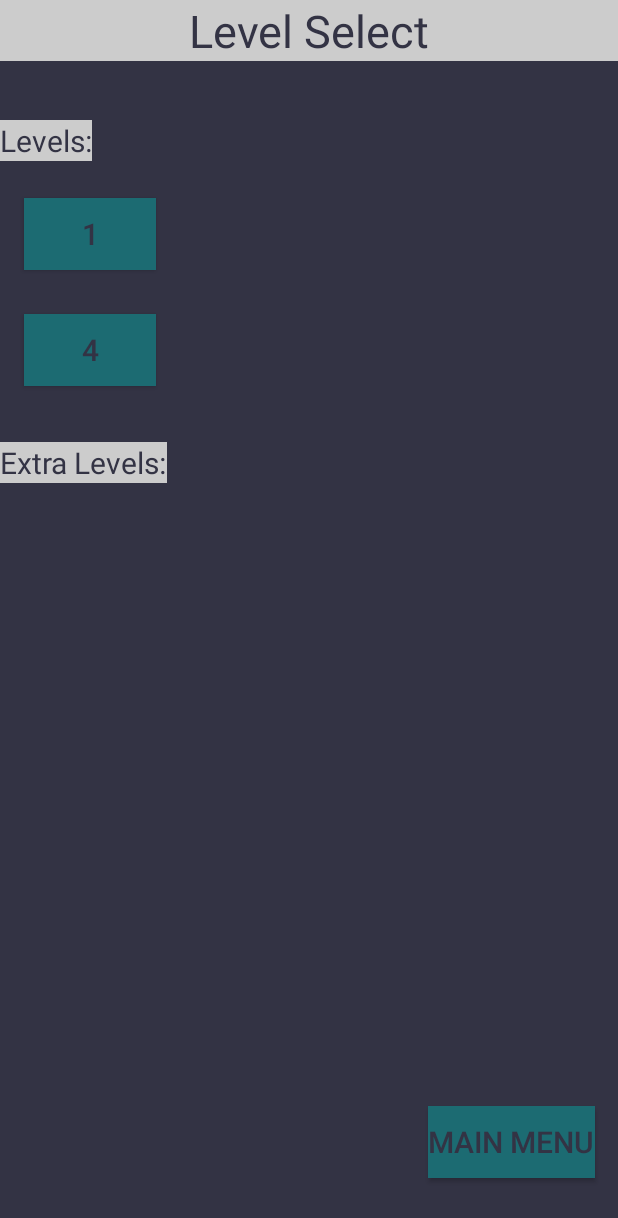
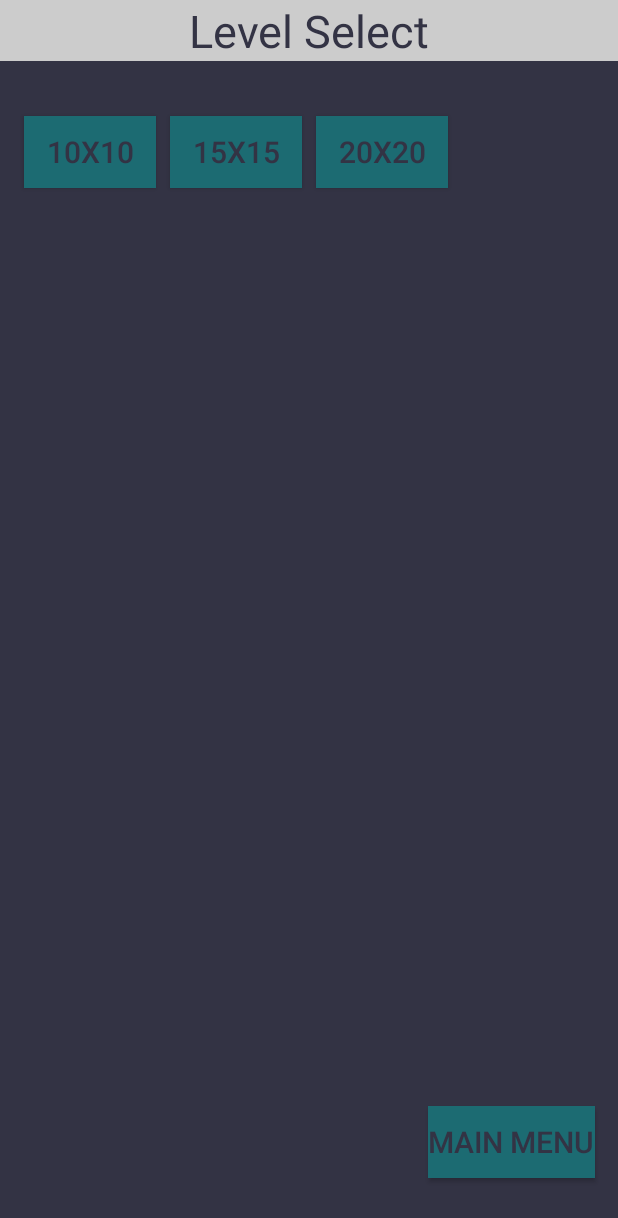
Before and after one commit to uppercasePhi/Snake-Project, an Android app: the LevelSelect screen opened directly, with no data from a screen before it, on a phone screen of 412 x 824 dp. Shown: the top 1218 px of the screen. Run offline under Robolectric (Android 15) with nearby library versions, the phone set to English and light mode, and no system bars.

Commit message:
levels select

```diff
--- a/app/src/main/java/com/snakeproject/LevelSelect.kt
+++ b/app/src/main/java/com/snakeproject/LevelSelect.kt
@@ -11,7 +11,17 @@ class LevelSelect : AppCompatActivity() {
         super.onCreate(savedInstanceState)
         setContentView(R.layout.activity_level_select)
 
-        start_button.setOnClickListener {
+        start_button_10.setOnClickListener {
+            val intent = Intent(this, GameActivity::class.java)
+            startActivity(intent)
+        }
+
+        start_button_15.setOnClickListener {
+            val intent = Intent(this, GameActivity::class.java)
+            startActivity(intent)
+        }
+
+        start_button_20.setOnClickListener {
             val intent = Intent(this, GameActivity::class.java)
             startActivity(intent)
         }
--- a/app/src/main/java/com/snakeproject/MainActivity.kt
+++ b/app/src/main/java/com/snakeproject/MainActivity.kt
@@ -26,6 +26,9 @@ class MainActivity : AppCompatActivity() {
             startActivity(intent)
         }
 
-
+        records_button.setOnClickListener {
+            val intent = Intent(this, LeaderBoard::class.java)
+            startActivity(intent)
+        }
     }
 }
--- a/app/src/main/res/layout/activity_level_select.xml
+++ b/app/src/main/res/layout/activity_level_select.xml
@@ -24,65 +24,50 @@
           app:layout_constraintTop_toTopOf="parent"
           app:layout_constraintVertical_bias="0"/>
 
-    <TextView android:layout_width="wrap_content"
-              android:layout_height="wrap_content"
-              android:background= "@color/colorThree"
-              android:textColor="@color/colorOne"
-              android:textSize="20sp"
-              android:text="@string/levels"
-
-              app:layout_constraintBottom_toBottomOf="parent"
-              app:layout_constraintLeft_toLeftOf="parent"
-              app:layout_constraintRight_toRightOf="parent"
-              app:layout_constraintTop_toTopOf="parent"
-              app:layout_constraintHorizontal_bias="0"
-              app:layout_constraintVertical_bias="0.1"/>
-
-
-    <!--> временно, надо заменить на ListView<-->
     <Button android:layout_width="wrap_content"
             android:layout_height="wrap_content"
             android:background= "@color/colorTwo"
             android:textColor="@color/colorOne"
             android:textSize="20sp"
-            android:id="@+id/start_button"
-            android:text="1"
+            android:id="@+id/start_button_10"
+            android:text="10x10"
 
             app:layout_constraintBottom_toBottomOf="parent"
             app:layout_constraintLeft_toLeftOf="parent"
             app:layout_constraintRight_toRightOf="parent"
             app:layout_constraintTop_toTopOf="parent"
             app:layout_constraintHorizontal_bias="0.05"
-            app:layout_constraintVertical_bias="0.17"/>
+            app:layout_constraintVertical_bias="0.1"/>
 
     <Button android:layout_width="wrap_content"
             android:layout_height="wrap_content"
             android:background= "@color/colorTwo"
             android:textColor="@color/colorOne"
             android:textSize="20sp"
-            android:text="4"
+            android:id="@+id/start_button_15"
+            android:text="15x15"
 
             app:layout_constraintBottom_toBottomOf="parent"
             app:layout_constraintLeft_toLeftOf="parent"
             app:layout_constraintRight_toRightOf="parent"
             app:layout_constraintTop_toTopOf="parent"
-            app:layout_constraintHorizontal_bias="0.05"
-            app:layout_constraintVertical_bias="0.27"/>
+            app:layout_constraintHorizontal_bias="0.35"
+            app:layout_constraintVertical_bias="0.1"/>
 
-    <TextView android:layout_width="wrap_content"
+    <Button android:layout_width="wrap_content"
             android:layout_height="wrap_content"
-              android:background= "@color/colorThree"
+            android:background= "@color/colorTwo"
             android:textColor="@color/colorOne"
             android:textSize="20sp"
-              android:text="@string/extra_levels"
+            android:id="@+id/start_button_20"
+            android:text="20x20"
 
             app:layout_constraintBottom_toBottomOf="parent"
             app:layout_constraintLeft_toLeftOf="parent"
             app:layout_constraintRight_toRightOf="parent"
             app:layout_constraintTop_toTopOf="parent"
-              app:layout_constraintHorizontal_bias="0"
-              app:layout_constraintVertical_bias="0.37"/>
-
+            app:layout_constraintHorizontal_bias="0.65"
+            app:layout_constraintVertical_bias="0.1"/>
 
     <Button android:layout_width="wrap_content"
             android:layout_height="wrap_content"
--- a/app/src/main/res/values/strings.xml
+++ b/app/src/main/res/values/strings.xml
@@ -5,6 +5,7 @@
     <string name="play_button">Play</string>
     <string name="shop_button">Shop</string>
     <string name="settings_button">Settings</string>
+    <string name="records_button">Records</string>
 
     <string name="level_select">Level Select</string>
     <string name="levels">Levels:</string>
@@ -23,4 +24,6 @@
     <string name="music">Music</string>
     <string name="play_music">Play</string>
     <string name="stop_music">Stop</string>
+
+    <string name="records">Records</string>
 </resources>
```
Also changed, not shown: app/src/main/AndroidManifest.xml (+8 -0 lines), app/src/main/java/com/snakeproject/LeaderBoard.kt (added, +19 -0 lines), app/src/main/java/com/snakeproject/Settings.kt (+15 -5 lines), app/src/main/res/layout/activity_leader_board.xml (added, +26 -0 lines), app/src/main/res/layout/activity_main.xml (+16 -0 lines). Lines whose indentation alone changed are shown as unchanged.
